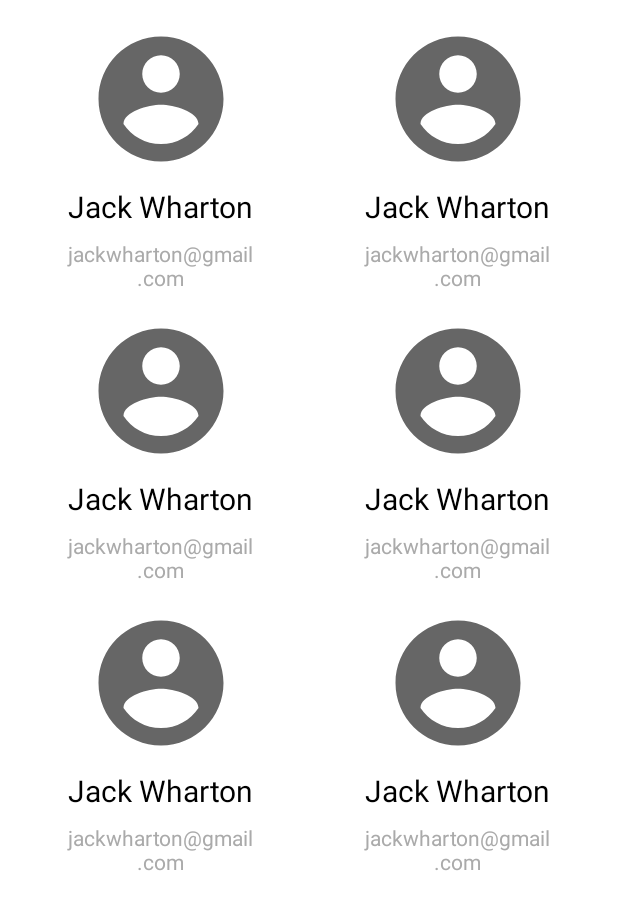
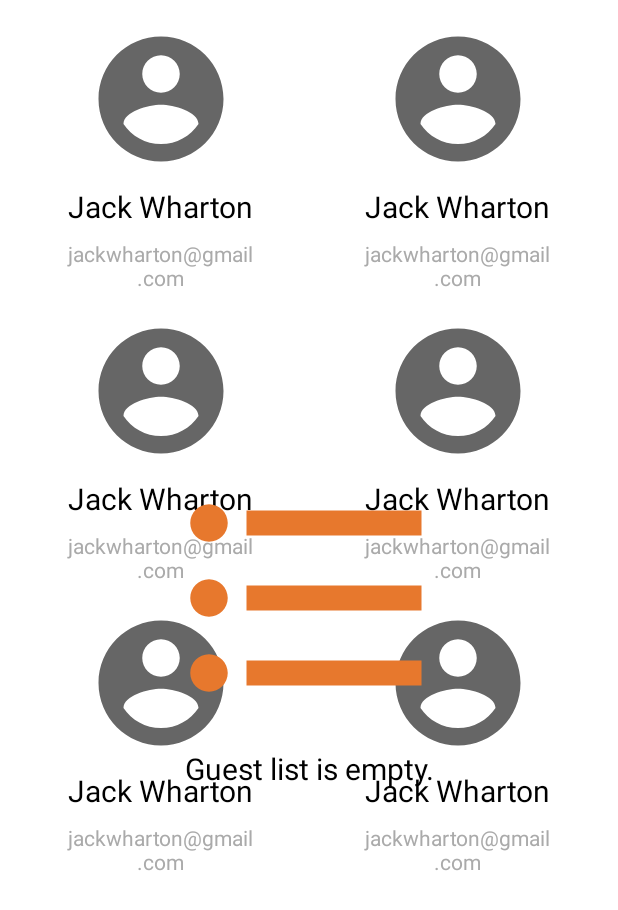
Before and after one commit to rachmanabdau/SuitEvent, an Android app: the layout guest_fragment.xml on its own in the app's theme, with its tools: preview values and no code run, on a phone screen of 412 x 824 dp. Shown: the top 910 px of the screen. Run offline under Robolectric (Android 15) with nearby library versions, the phone set to English and light mode, and no system bars.

Commit message:
Add caching to guest list

```diff
--- a/app/src/main/java/com/example/suitevent/di/GuestModule.kt
+++ b/app/src/main/java/com/example/suitevent/di/GuestModule.kt
@@ -1,5 +1,6 @@
 package com.example.suitevent.di
 
+import androidx.paging.ExperimentalPagingApi
 import com.example.suitevent.guest.GuestRepository
 import com.example.suitevent.guest.IGuestRepository
 import dagger.Binds
@@ -8,6 +9,7 @@ import dagger.hilt.InstallIn
 import dagger.hilt.android.components.ViewModelComponent
 import dagger.hilt.android.scopes.ViewModelScoped
 
+@ExperimentalPagingApi
 @InstallIn(ViewModelComponent::class)
 @Module
 abstract class GuestModule {
--- a/app/src/main/java/com/example/suitevent/guest/GuestDataSource.kt
+++ b/app/src/main/java/com/example/suitevent/guest/GuestDataSource.kt
@@ -4,13 +4,15 @@ import androidx.paging.PagingSource
 import androidx.paging.PagingState
 import com.example.suitevent.data.remote.NetworkService
 import com.example.suitevent.model.GuestResponse
+import timber.log.Timber
 
 class GuestDataSource(
-    private val networkService: NetworkService,
+    private val networkService: NetworkService
 ) : PagingSource<Int, GuestResponse.Result>() {
 
     override suspend fun load(params: LoadParams<Int>): LoadResult<Int, GuestResponse.Result> {
         val nextPageNumber = params.key ?: 1
+        Timber.d(nextPageNumber.toString())
         return try {
             val guestResponse = networkService.getGuestsList(nextPageNumber).await()
 
--- a/app/src/main/java/com/example/suitevent/guest/GuestViewModel.kt
+++ b/app/src/main/java/com/example/suitevent/guest/GuestViewModel.kt
@@ -4,6 +4,7 @@ import androidx.lifecycle.LiveData
 import androidx.lifecycle.MutableLiveData
 import androidx.lifecycle.ViewModel
 import androidx.lifecycle.viewModelScope
+import androidx.paging.ExperimentalPagingApi
 import androidx.paging.PagingData
 import androidx.paging.cachedIn
 import com.example.suitevent.model.GuestResponse
@@ -12,6 +13,7 @@ import kotlinx.coroutines.flow.collectLatest
 import kotlinx.coroutines.launch
 import javax.inject.Inject
 
+@ExperimentalPagingApi
 @HiltViewModel
 class GuestViewModel @Inject constructor(private val guestRepo: GuestRepository) : ViewModel() {
 
@@ -21,7 +23,7 @@ class GuestViewModel @Inject constructor(private val guestRepo: GuestRepository)
     fun getGuestList() {
         viewModelScope.launch {
             guestRepo.getGuest()
-                .cachedIn(this)
+                .cachedIn(viewModelScope)
                 .collectLatest {
                     _guestResult.value = it
                 }
--- a/app/src/main/java/com/example/suitevent/login/LoginFragment.kt
+++ b/app/src/main/java/com/example/suitevent/login/LoginFragment.kt
@@ -78,7 +78,7 @@ class LoginFragment : Fragment() {
             .setTitle(getString(R.string.palindrome_result))
 
         builder.apply {
-            setPositiveButton(getString(R.string.ok)) { dialog, id ->
+            setPositiveButton(getString(android.R.string.ok)) { dialog, id ->
                 dialog.dismiss()
             }
         }
--- a/app/src/main/java/com/example/suitevent/model/GuestResponse.kt
+++ b/app/src/main/java/com/example/suitevent/model/GuestResponse.kt
@@ -2,6 +2,9 @@ package com.example.suitevent.model
 
 
 import android.os.Parcelable
+import androidx.room.ColumnInfo
+import androidx.room.Entity
+import androidx.room.PrimaryKey
 import com.squareup.moshi.Json
 import kotlinx.parcelize.Parcelize
 
@@ -21,14 +24,17 @@ data class GuestResponse(
 ) {
 
     @Parcelize
+    @Entity(tableName = "guest_table")
     data class Result(
         @Json(name = "avatar")
         val avatar: String,
         @Json(name = "email")
         val email: String,
         @Json(name = "first_name")
+        @ColumnInfo(name = "first_name")
         val firstName: String,
         @Json(name = "id")
+        @PrimaryKey
         val id: Int,
         @Json(name = "last_name")
         val lastName: String
--- /dev/null
+++ b/app/src/main/res/drawable/ic_list.xml
@@ -0,0 +1,10 @@
+<vector xmlns:android="http://schemas.android.com/apk/res/android"
+    android:width="200dp"
+    android:height="200dp"
+    android:tint="#E7782D"
+    android:viewportWidth="24"
+    android:viewportHeight="24">
+    <path
+        android:fillColor="@android:color/white"
+        android:pathData="M4,10.5c-0.83,0 -1.5,0.67 -1.5,1.5s0.67,1.5 1.5,1.5 1.5,-0.67 1.5,-1.5 -0.67,-1.5 -1.5,-1.5zM4,4.5c-0.83,0 -1.5,0.67 -1.5,1.5S3.17,7.5 4,7.5 5.5,6.83 5.5,6 4.83,4.5 4,4.5zM4,16.5c-0.83,0 -1.5,0.68 -1.5,1.5s0.68,1.5 1.5,1.5 1.5,-0.68 1.5,-1.5 -0.67,-1.5 -1.5,-1.5zM7,19h14v-2L7,17v2zM7,13h14v-2L7,11v2zM7,5v2h14L21,5L7,5z" />
+</vector>
--- a/app/src/main/res/layout/guest_fragment.xml
+++ b/app/src/main/res/layout/guest_fragment.xml
@@ -8,14 +8,10 @@
         android:layout_height="match_parent"
         tools:context=".guest.GuestFragment">
 
-        <include
-            android:id="@+id/error_layout"
+        <androidx.swiperefreshlayout.widget.SwipeRefreshLayout
+            android:id="@+id/guest_refresh"
             android:layout_width="match_parent"
-            android:layout_height="wrap_content"
-            android:layout_margin="8dp"
-            layout="@layout/try_again_load_list"
-            android:visibility="gone"
-            app:layout_constraintTop_toTopOf="parent" />
+            android:layout_height="match_parent">
 
             <androidx.recyclerview.widget.RecyclerView
                 android:id="@+id/guest_rv"
@@ -26,9 +22,24 @@
                 app:layoutManager="androidx.recyclerview.widget.StaggeredGridLayoutManager"
                 app:spanCount="2"
                 tools:itemCount="9"
-            tools:layout_editor_absoluteX="0dp"
-            tools:layout_editor_absoluteY="0dp"
                 tools:listitem="@layout/guest_item" />
+
+        </androidx.swiperefreshlayout.widget.SwipeRefreshLayout>
+
+        <com.google.android.material.textview.MaterialTextView
+            android:id="@+id/empty_place_holder"
+            style="@style/DefaultFont"
+            android:layout_width="wrap_content"
+            android:layout_height="wrap_content"
+            android:drawableTop="@drawable/ic_list"
+            android:text="@string/guest_list_is_empty"
+            android:visibility="gone"
+            android:textAlignment="center"
+            app:layout_constraintTop_toTopOf="parent"
+            app:layout_constraintStart_toStartOf="parent"
+            app:layout_constraintBottom_toBottomOf="parent"
+            app:layout_constraintEnd_toEndOf="parent"
+            tools:visibility="visible" />
 
     </androidx.constraintlayout.widget.ConstraintLayout>
 </layout>
--- a/app/src/main/res/values/strings.xml
+++ b/app/src/main/res/values/strings.xml
@@ -13,8 +13,8 @@
     <string name="palindrome_blank">Please fill in the palindrome</string>
     <string name="is_palindrome">isPalindrome</string>
     <string name="not_palindrome">not palindrome</string>
-    <string name="ok">Ok</string>
     <string name="welcome">Welcome</string>
     <string name="this_is_app_for_suitmedia_mobile_developer_test">This is app for suitmedia mobile developer test</string>
     <string name="copyright">Copyright © 2020 Suitmedia. All rights reserved.</string>
+    <string name="guest_list_is_empty">Guest list is empty.</string>
 </resources>
--- a/build.gradle
+++ b/build.gradle
@@ -12,6 +12,7 @@ buildscript {
         version_navigation = "2.3.5"
         version_paging = "3.0.0"
         version_retrofit = "2.9.0"
+        version_room = "2.3.0"
     }
 
     repositories {
```
Also changed, not shown: app/build.gradle (+8 -0 lines), app/src/main/java/com/example/suitevent/data/local/EventDao.kt (added, +24 -0 lines), app/src/main/java/com/example/suitevent/data/local/RemoteKeyDao.kt (added, +19 -0 lines), app/src/main/java/com/example/suitevent/data/local/SuitEventDatabase.kt (added, +16 -0 lines), app/src/main/java/com/example/suitevent/di/DatabaseProvider.kt (added, +29 -0 lines), app/src/main/java/com/example/suitevent/guest/GuestFragment.kt (+13 -3 lines), app/src/main/java/com/example/suitevent/guest/GuestMediator.kt (added, +97 -0 lines), app/src/main/java/com/example/suitevent/guest/GuestRepository.kt (+10 -3 lines), app/src/main/java/com/example/suitevent/model/RemoteKey.kt (added, +7 -0 lines), app/src/main/res/drawable/ic_question_mark.xml (added, +10 -0 lines). Lines whose indentation alone changed are shown as unchanged.
